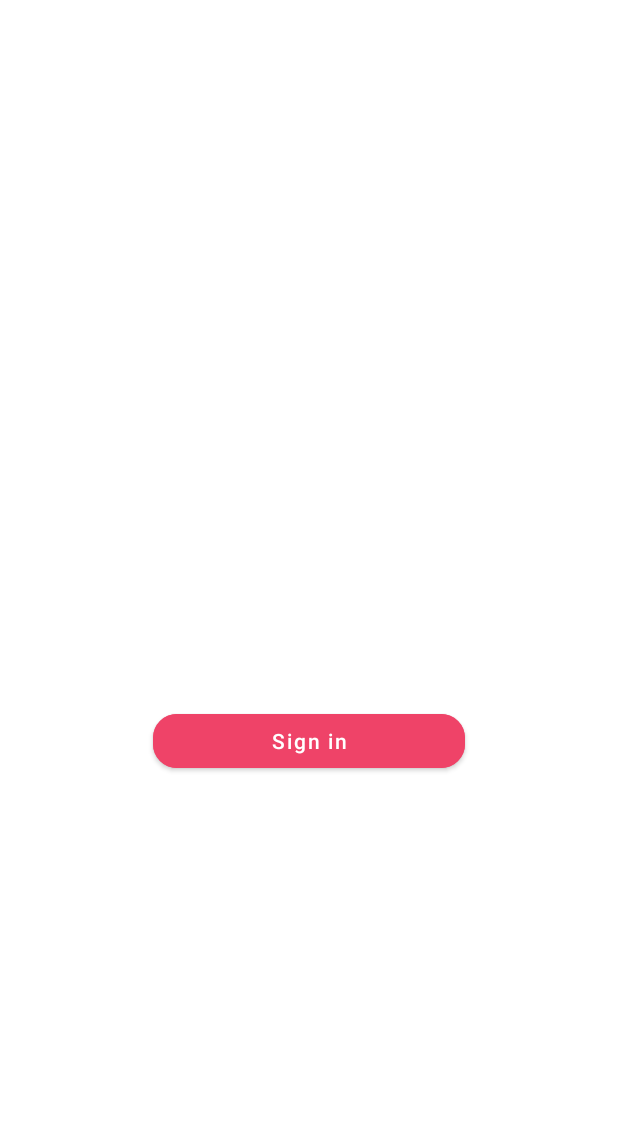
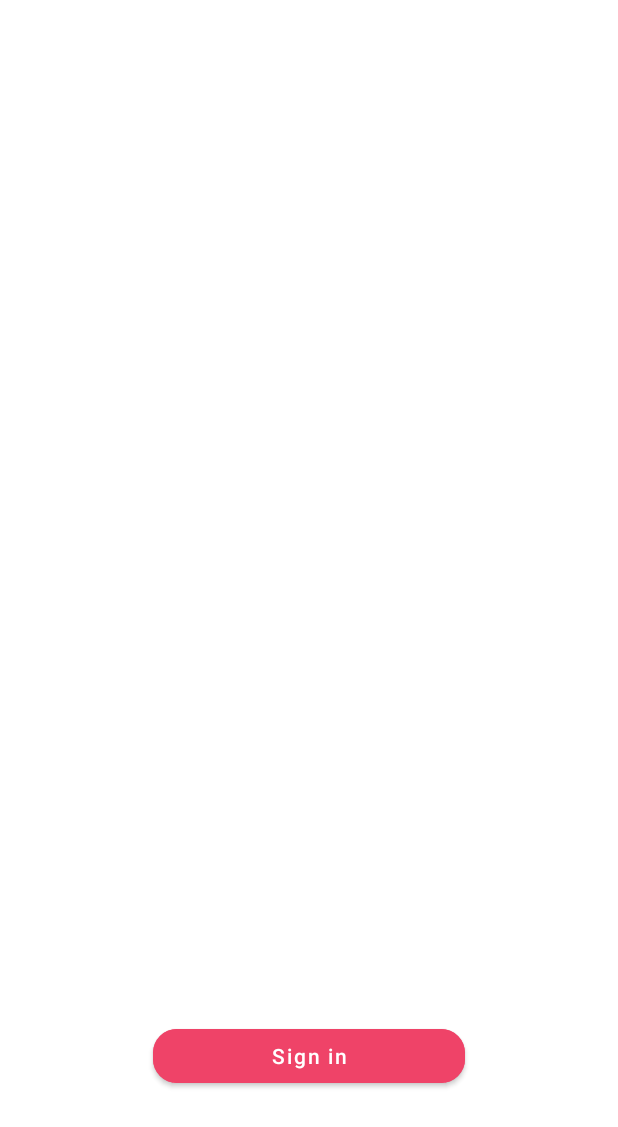
Before and after one commit to vikalinka/Unsplash, an Android app: the AuthFragment screen opened through its navigation route, on a phone screen of 412 x 824 dp. Shown: the top 1127 px of the screen. Run offline under Robolectric (Android 15) with nearby library versions, the phone set to English and light mode, and no system bars; our stand-ins replace Dagger/Hilt's generated code, Timber; libraries missing offline, so code that uses them is left out: by.kirich1409.viewbindingdelegate, net.openid.appauth; pictures from the network do not load; 4 statements that could not run were skipped.

```diff
--- a/app/src/main/res/layout/fragment_auth.xml
+++ b/app/src/main/res/layout/fragment_auth.xml
@@ -44,7 +44,7 @@
         android:id="@+id/mbSignin"
         android:layout_width="208dp"
         android:layout_height="wrap_content"
-        android:layout_marginTop="64dp"
+        android:layout_marginBottom="88dp"
         android:backgroundTint="@color/custom_color_secondary"
         android:paddingStart="24dp"
         android:paddingTop="8dp"
@@ -54,8 +54,8 @@
         android:textAllCaps="false"
         android:textSize="14sp"
         app:cornerRadius="16dp"
+        app:layout_constraintBottom_toBottomOf="parent"
         app:layout_constraintEnd_toEndOf="parent"
-        app:layout_constraintStart_toStartOf="parent"
-        app:layout_constraintTop_toBottomOf="@id/tvAuthTitle" />
+        app:layout_constraintStart_toStartOf="parent" />
 
 </androidx.constraintlayout.widget.ConstraintLayout>
--- a/app/src/main/res/layout/item_onboarding.xml
+++ b/app/src/main/res/layout/item_onboarding.xml
@@ -67,7 +67,6 @@
         android:layout_marginBottom="48dp"
         android:text="@string/action_next"
         android:textColor="@color/custom_color_secondary"
-
         app:layout_constraintBottom_toBottomOf="parent"
         app:layout_constraintEnd_toEndOf="parent" />
 
@@ -78,7 +77,6 @@
         android:layout_marginStart="32dp"
         android:layout_marginBottom="48dp"
         android:text="@string/action_skip"
-
         app:layout_constraintBottom_toBottomOf="parent"
         app:layout_constraintStart_toStartOf="parent" />
 
--- a/app/src/main/res/navigation/nav_graph.xml
+++ b/app/src/main/res/navigation/nav_graph.xml
@@ -13,6 +13,8 @@
         <action
             android:id="@+id/action_onboardingFragment_to_authFragment"
             app:destination="@id/authFragment"
+            app:enterAnim="@android:anim/slide_in_left"
+            app:popEnterAnim="@android:anim/slide_in_left"
             app:popUpTo="@id/onboardingFragment"
             app:popUpToInclusive="true" />
     </fragment>
@@ -24,6 +26,8 @@
         <action
             android:id="@+id/action_authFragment_to_hostFragment"
             app:destination="@id/hostFragment"
+            app:enterAnim="@android:anim/slide_in_left"
+            app:popEnterAnim="@android:anim/slide_in_left"
             app:popUpTo="@id/authFragment"
             app:popUpToInclusive="true" />
     </fragment>
@@ -42,6 +46,8 @@
         <action
             android:id="@+id/action_startFragment_to_authFragment"
             app:destination="@id/authFragment"
+            app:enterAnim="@android:anim/slide_in_left"
+            app:popEnterAnim="@android:anim/slide_in_left"
             app:popUpTo="@id/startFragment"
             app:popUpToInclusive="true" />
     </fragment>
```
